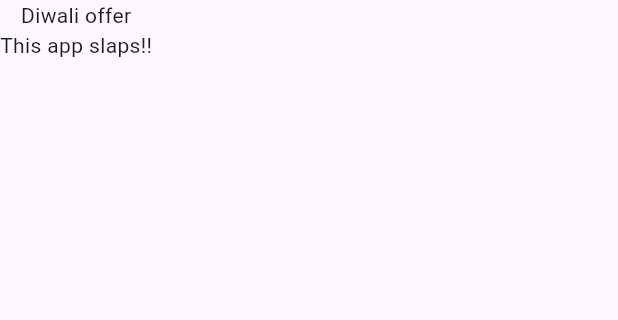
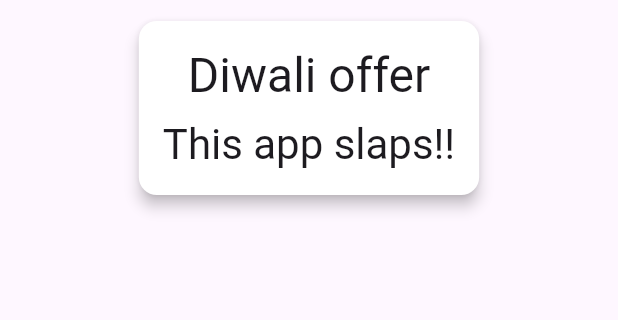
Before and after one commit to avd1729/Coffee-Masters-Flutter, a Flutter app: the screen it shows after launch, on a phone screen of 412 x 824 dp, the part 84-404 px from its top. Run offline on Flutter 3.47's test engine with Material 3 defaults, Android fonts, the phone set to English and light mode, and no system bars.

Commit message:
Add style to offers page

```diff
--- a/lib/offerspage.dart
+++ b/lib/offerspage.dart
@@ -24,11 +24,39 @@ class Offer extends StatelessWidget {
 
   @override
   Widget build(BuildContext context) {
-    return Column(
-      children: [
-        Text(title),
-        Text(description),
-      ],
+    return Padding(
+      padding: const EdgeInsets.all(10.0),
+      child: Row(
+        mainAxisAlignment: MainAxisAlignment.center,
+        children: [
+          Card(
+            color: Colors.white,
+            elevation: 4,
+            shape: RoundedRectangleBorder(
+              borderRadius: BorderRadius.circular(12),
+            ),
+            child: Padding(
+              padding: const EdgeInsets.all(16.0),
+              child: Column(
+                mainAxisSize: MainAxisSize.min,
+                children: [
+                  Text(
+                    title,
+                    style: Theme.of(context).textTheme.headlineLarge,
+                    textAlign: TextAlign.center,
+                  ),
+                  const SizedBox(height: 8),
+                  Text(
+                    description,
+                    style: Theme.of(context).textTheme.headlineMedium,
+                    textAlign: TextAlign.center,
+                  ),
+                ],
+              ),
+            ),
+          ),
+        ],
+      ),
     );
   }
 }
```
Also changed, not shown: lib/main.dart (+0 -66 lines).
